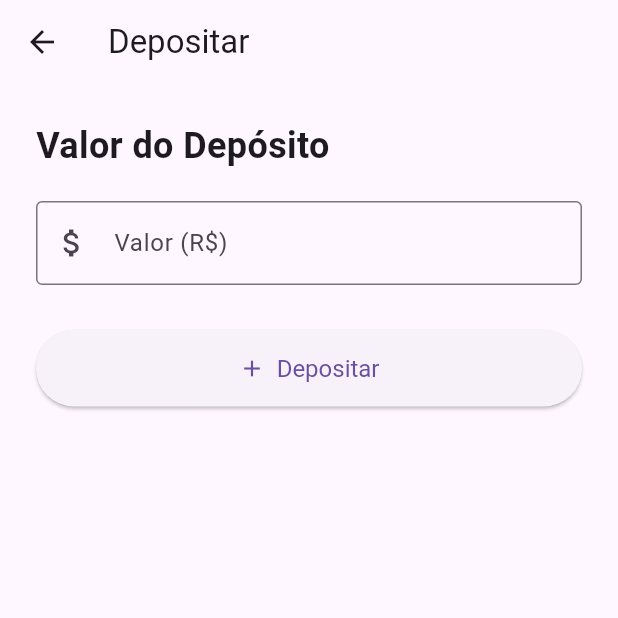
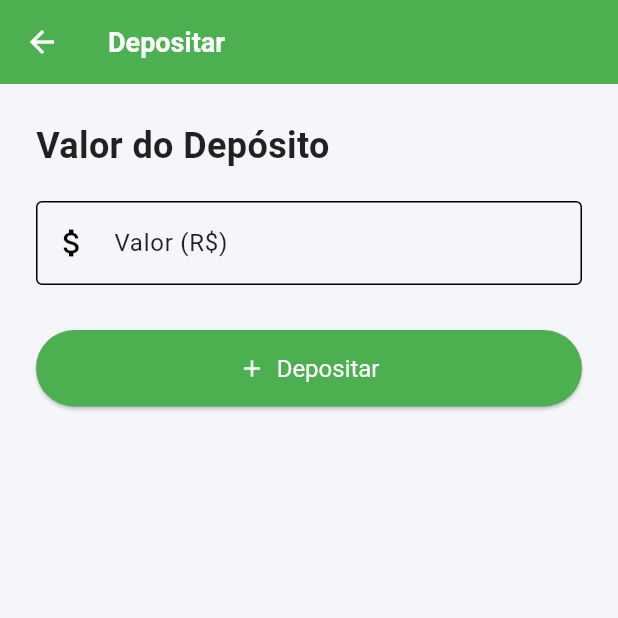
Before and after one commit to luisg0c/blinq, a Flutter app: the HomePage screen opened by its route, after a tap on "Depositar", on a phone screen of 412 x 824 dp, the top half of it. Run offline on Flutter 3.47's test engine with Material 3 defaults, Android fonts, the phone set to English and light mode, and no system bars; our stand-ins replace cloud_firestore, firebase_auth, firebase_core, get, line_icons; accounts and stored records are empty; generated files the repository leaves out were written again.

```diff
--- a/yeezybank/lib/models/transaction_model.dart
+++ b/yeezybank/lib/models/transaction_model.dart
@@ -6,6 +6,7 @@ class TransactionModel {
   final String receiverId;
   final double amount;
   final DateTime timestamp;
+  final List<String> participants; // 🔥 Adicionado
 
   TransactionModel({
     required this.id,
@@ -13,15 +14,22 @@ class TransactionModel {
     required this.receiverId,
     required this.amount,
     required this.timestamp,
+    required this.participants, // 🔥 Adicionado
   });
 
-  factory TransactionModel.fromMap(Map<String, dynamic> map, String documentId) {
+  factory TransactionModel.fromMap(
+    Map<String, dynamic> map,
+    String documentId,
+  ) {
     return TransactionModel(
       id: documentId,
       senderId: map['senderId'],
       receiverId: map['receiverId'],
       amount: (map['amount'] as num).toDouble(),
       timestamp: (map['timestamp'] as Timestamp).toDate(),
+      participants: List<String>.from(
+        map['participants'] ?? [],
+      ), // 🔥 Adicionado
     );
   }
 
@@ -31,17 +39,17 @@ class TransactionModel {
       'receiverId': receiverId,
       'amount': amount,
       'timestamp': Timestamp.fromDate(timestamp),
-      'participants': [senderId, receiverId], // 🔥 Firestore index para buscas
+      'participants': participants, // 🔥 Mantido
     };
   }
 
-  /// 🔁 Atualiza campos específicos
   TransactionModel copyWith({
     String? id,
     String? senderId,
     String? receiverId,
     double? amount,
     DateTime? timestamp,
+    List<String>? participants, // 🔥 Adicionado
   }) {
     return TransactionModel(
       id: id ?? this.id,
@@ -49,6 +57,7 @@ class TransactionModel {
       receiverId: receiverId ?? this.receiverId,
       amount: amount ?? this.amount,
       timestamp: timestamp ?? this.timestamp,
+      participants: participants ?? this.participants, // 🔥 Adicionado
     );
   }
 }
--- a/yeezybank/lib/pages/home_page.dart
+++ b/yeezybank/lib/pages/home_page.dart
@@ -1,7 +1,7 @@
+import 'package:cloud_firestore/cloud_firestore.dart';
 import 'package:flutter/material.dart';
 import 'package:get/get.dart';
 import '../services/auth_service.dart';
-import '../services/transaction_service.dart';
 
 class HomePage extends StatefulWidget {
   const HomePage({super.key});
@@ -11,33 +11,13 @@ class HomePage extends StatefulWidget {
 }
 
 class _HomePageState extends State<HomePage> {
-  double balance = 0.0;
   final authService = AuthService();
-  final transactionService = TransactionService();
-
-  @override
-  void initState() {
-    super.initState();
-    fetchBalance();
-  }
-
-  Future<void> fetchBalance() async {
-    try {
-      final userId = authService.getCurrentUserId();
-      double currentBalance = await transactionService.getUserBalance(userId);
-      setState(() {
-        balance = currentBalance;
-      });
-    } catch (e) {
-      Get.snackbar('Erro', 'Não foi possível obter o saldo');
-    }
-  }
 
   @override
   Widget build(BuildContext context) {
     return Scaffold(
       appBar: AppBar(
-        title: const Text('Urubu do Pix'),
+        title: const Text('YeezyBank'),
         backgroundColor: const Color(0xFF388E3C),
         actions: [
           IconButton(
@@ -46,7 +26,7 @@ class _HomePageState extends State<HomePage> {
               await authService.signOut();
               Get.offAllNamed('/');
             },
-          )
+          ),
         ],
       ),
       backgroundColor: const Color(0xFFF0F2F5),
@@ -55,9 +35,26 @@ class _HomePageState extends State<HomePage> {
         child: Column(
           crossAxisAlignment: CrossAxisAlignment.start,
           children: [
-            const Text('Saldo Atual', style: TextStyle(fontSize: 20, fontWeight: FontWeight.w500)),
+            const Text(
+              'Saldo Atual',
+              style: TextStyle(fontSize: 20, fontWeight: FontWeight.w500),
+            ),
             const SizedBox(height: 8),
-            Container(
+            StreamBuilder<DocumentSnapshot>(
+              stream:
+                  FirebaseFirestore.instance
+                      .collection('accounts') // ✔️ Correção do nome
+                      .doc(authService.getCurrentUserId())
+                      .snapshots(),
+              builder: (context, snapshot) {
+                if (!snapshot.hasData) {
+                  return const CircularProgressIndicator();
+                }
+
+                final data = snapshot.data!.data() as Map<String, dynamic>;
+                double realTimeBalance = (data['balance'] as num).toDouble();
+
+                return Container(
                   width: double.infinity,
                   padding: const EdgeInsets.all(24),
                   decoration: BoxDecoration(
@@ -65,12 +62,17 @@ class _HomePageState extends State<HomePage> {
                     borderRadius: BorderRadius.circular(12),
                   ),
                   child: Text(
-                'R\$ ${balance.toStringAsFixed(2)}',
+                    'R\$ ${realTimeBalance.toStringAsFixed(2)}',
                     style: const TextStyle(fontSize: 28, color: Colors.white),
                   ),
+                );
+              },
             ),
             const SizedBox(height: 30),
-            const Text('Ações', style: TextStyle(fontSize: 18, fontWeight: FontWeight.w500)),
+            const Text(
+              'Ações',
+              style: TextStyle(fontSize: 18, fontWeight: FontWeight.w500),
+            ),
             const SizedBox(height: 16),
             Wrap(
               spacing: 16,
@@ -89,10 +91,7 @@ class _HomePageState extends State<HomePage> {
 
   Widget actionButton(IconData icon, String label, String route) {
     return ElevatedButton.icon(
-      onPressed: () async {
-        final result = await Get.toNamed(route);
-        if (result == true) fetchBalance(); // Atualiza saldo após transação
-      },
+      onPressed: () => Get.toNamed(route),
       icon: Icon(icon, size: 24),
       label: Text(label),
       style: ElevatedButton.styleFrom(
--- a/yeezybank/lib/utils/theme.dart
+++ b/yeezybank/lib/utils/theme.dart
@@ -3,13 +3,83 @@ import 'package:flutter/material.dart';
 class AppTheme {
   AppTheme._();
 
-  static ThemeData lightTheme = ThemeData(
+  static final ThemeData lightTheme = ThemeData(
     brightness: Brightness.light,
-    primarySwatch: Colors.green,
+    scaffoldBackgroundColor: const Color(0xFFF4F6F9),
+    colorScheme: ColorScheme.light(
+      primary: Colors.green,
+      onPrimary: Colors.white,
+      background: const Color(0xFFF4F6F9),
+      onBackground: Colors.black,
+    ),
+    appBarTheme: const AppBarTheme(
+      backgroundColor: Colors.green,
+      foregroundColor: Colors.white,
+    ),
+    textTheme: const TextTheme(
+      headline1: TextStyle(
+        fontSize: 24,
+        fontWeight: FontWeight.bold,
+        color: Colors.black,
+      ),
+      headline6: TextStyle(
+        fontSize: 18,
+        fontWeight: FontWeight.bold,
+        color: Colors.black,
+      ),
+      bodyText1: TextStyle(fontSize: 16, color: Colors.black),
+      bodyText2: TextStyle(fontSize: 14, color: Colors.black87),
+    ),
+    iconTheme: const IconThemeData(color: Colors.black),
+    elevatedButtonTheme: ElevatedButtonThemeData(
+      style: ElevatedButton.styleFrom(
+        backgroundColor: Colors.green,
+        foregroundColor: Colors.white,
+      ),
+    ),
+    inputDecorationTheme: const InputDecorationTheme(
+      border: OutlineInputBorder(),
+      labelStyle: TextStyle(color: Colors.black87),
+    ),
   );
 
-  static ThemeData darkTheme = ThemeData(
+  static final ThemeData darkTheme = ThemeData(
     brightness: Brightness.dark,
-    primarySwatch: Colors.green,
+    scaffoldBackgroundColor: const Color(0xFF121212),
+    colorScheme: ColorScheme.dark(
+      primary: Colors.green,
+      onPrimary: Colors.white,
+      background: const Color(0xFF121212),
+      onBackground: Colors.white,
+    ),
+    appBarTheme: const AppBarTheme(
+      backgroundColor: Colors.black,
+      foregroundColor: Colors.white,
+    ),
+    textTheme: const TextTheme(
+      headline1: TextStyle(
+        fontSize: 24,
+        fontWeight: FontWeight.bold,
+        color: Colors.white,
+      ),
+      headline6: TextStyle(
+        fontSize: 18,
+        fontWeight: FontWeight.bold,
+        color: Colors.white,
+      ),
+      bodyText1: TextStyle(fontSize: 16, color: Colors.white),
+      bodyText2: TextStyle(fontSize: 14, color: Colors.white70),
+    ),
+    iconTheme: const IconThemeData(color: Colors.white),
+    elevatedButtonTheme: ElevatedButtonThemeData(
+      style: ElevatedButton.styleFrom(
+        backgroundColor: Colors.green,
+        foregroundColor: Colors.white,
+      ),
+    ),
+    inputDecorationTheme: const InputDecorationTheme(
+      border: OutlineInputBorder(),
+      labelStyle: TextStyle(color: Colors.white70),
+    ),
   );
 }
```
Also changed, not shown: yeezybank/lib/main.dart (+3 -6 lines), yeezybank/lib/pages/transactions_page.dart (+32 -13 lines), yeezybank/lib/pages/transfer_page.dart (+24 -7 lines), yeezybank/lib/services/transaction_service.dart (+73 -44 lines). Lines whose indentation alone changed are shown as unchanged.
